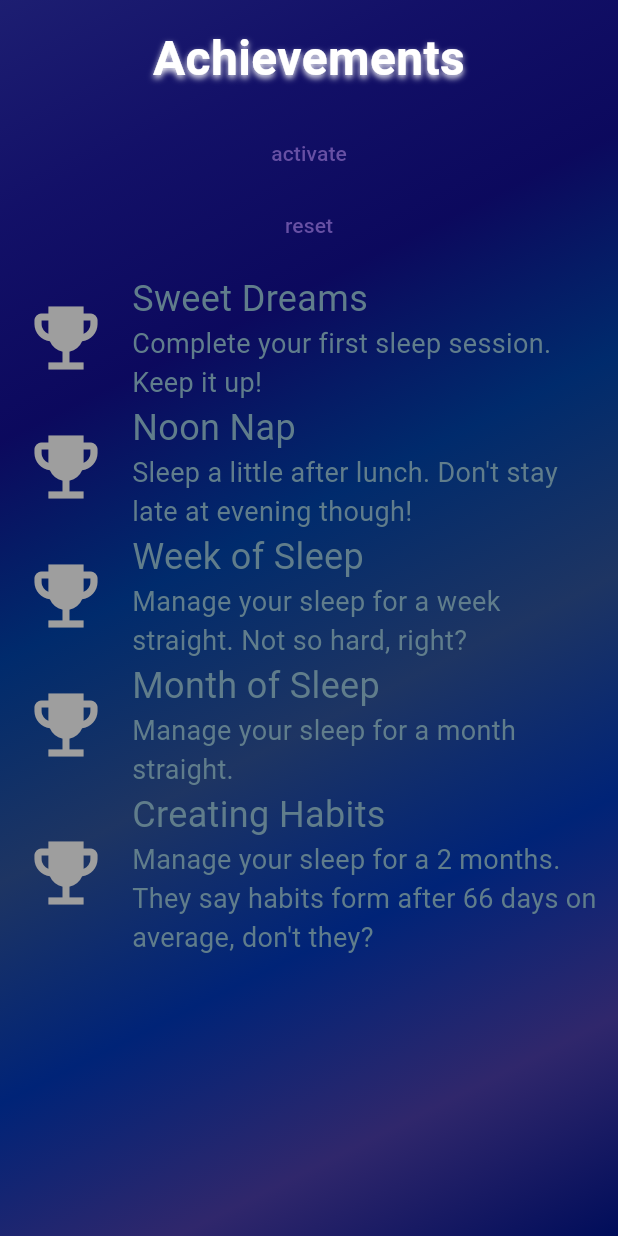
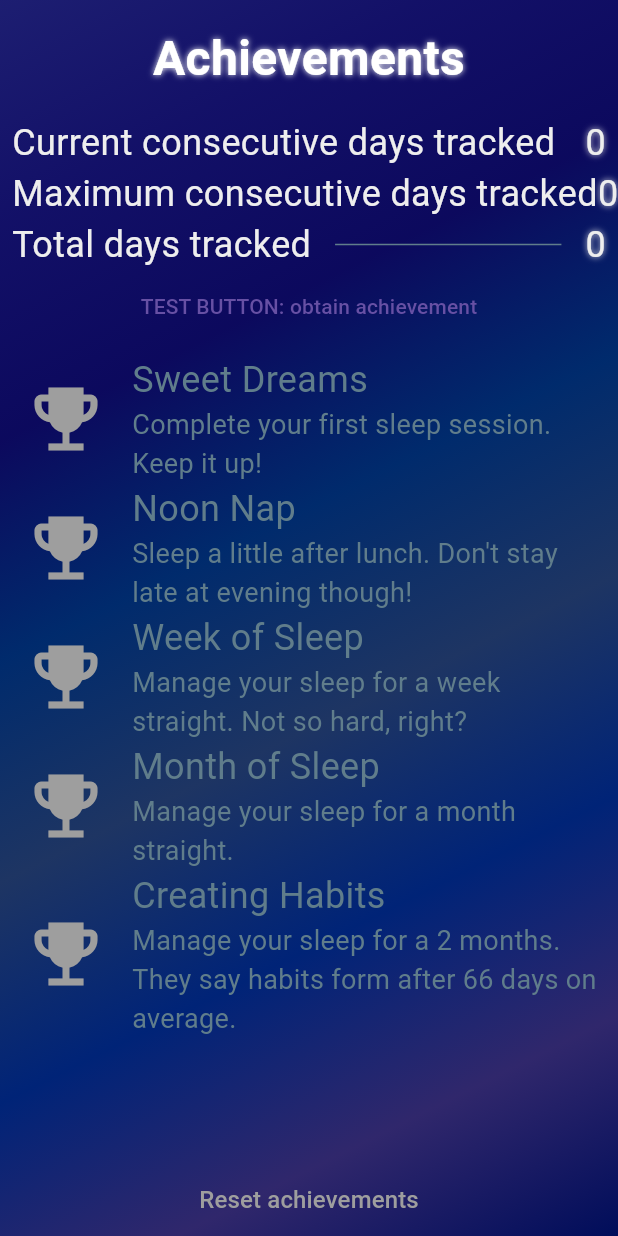
Before and after one commit to g1l4a/SleepTracker, a Flutter app: the AchievementsScreen screen opened directly, on a phone screen of 412 x 824 dp. Run offline on Flutter 3.47's test engine with Material 3 defaults, Android fonts, the light colour scheme and no system bars; our stand-ins replace flutter_local_notifications, flutter_riverpod, permission_handler, shared_preferences, timezone; accounts and stored records are empty; Roboto replaces fonts that are missing (Montserrat).

Commit message:
ach screen add stats and reset

```diff
--- a/lib/achievement.dart
+++ b/lib/achievement.dart
@@ -63,6 +63,6 @@ final List<Achievement> achievementDescriptions = [
   Achievement(
     id: 4,
     name: 'Creating Habits',
-    description: 'Manage your sleep for a 2 months. They say habits form after 66 days on average, don\'t they?'
+    description: 'Manage your sleep for a 2 months. They say habits form after 66 days on average.'
   ),
 ];
--- a/lib/achievements_screen.dart
+++ b/lib/achievements_screen.dart
@@ -20,7 +20,22 @@ class AchievementsScreen extends ConsumerWidget {
         Shadow(
           blurRadius: 5.0,
           color: Colors.white,
-          offset: Offset(0, 2),
+        ),
+      ],
+    );
+    final normalStyle = TextStyle(
+      color: Colors.grey.shade200,
+      fontSize: 24,
+      fontFamily: 'Montserrat'
+    );
+    final normalStyleGlow = TextStyle(
+      color: Colors.grey.shade200,
+      fontSize: 24,
+      fontFamily: 'Montserrat',
+      shadows: [
+        Shadow(
+          blurRadius: 5.0,
+          color: Colors.grey.shade200,
         ),
       ],
     );
@@ -38,15 +53,43 @@ class AchievementsScreen extends ConsumerWidget {
             children: [
               Container(
                 alignment: Alignment.center,
-                padding: const EdgeInsets.all(16),
-                child: const Text('Achievements', textAlign: TextAlign.center, style: headerStyle)
+                padding: const EdgeInsets.only  (left: 8, right: 8),
+                child: Column(
+                  children: [
+                    const SizedBox(height: 16),
+                    const Text('Achievements', textAlign: TextAlign.center, style: headerStyle),
+                    const SizedBox(height: 16),
+                    Row(
+                      children: [
+                        Text('Current consecutive days tracked', softWrap: true, style: normalStyle),
+                        const Expanded(child: Divider(color: Colors.blueGrey, indent: 16, endIndent: 16)),
+                        Text('0', softWrap: true, style: normalStyleGlow),
+                      ],
+                    ),
+                    Row(
+                      children: [
+                        Text('Maximum consecutive days tracked', softWrap: true, style: normalStyle),
+                        const Expanded(child: Divider(color: Colors.blueGrey, indent: 16, endIndent: 16)),
+                        Text('0', softWrap: true, style: normalStyleGlow),
+                      ],
+                    ),
+                    Row(
+                      children: [
+                        Text('Total days tracked', softWrap: true, style: normalStyle),
+                        const Expanded(child: Divider(color: Colors.blueGrey, indent: 16, endIndent: 16)),
+                        Text('0', softWrap: true, style: normalStyleGlow),
+                      ],
+                    ),
+                  ]
+                )
               ),
+
+                          // TODO: remove
                           TextButton(onPressed: () => {
                             ref.read(achievementsProvider.notifier).complete(0)
-                          }, child: const Text('activate')),
-                          TextButton(onPressed: () => {
-                            ref.read(achievementsProvider.notifier).reset()
-                          }, child: const Text('reset')),
+                          }, child: const Text('TEST BUTTON: obtain achievement')),
+
+              // const Divider(height: 4, color: Colors.blueGrey),
               Expanded(
                 child: ListView(
                   scrollDirection: Axis.vertical,
@@ -98,7 +141,34 @@ class AchievementsScreen extends ConsumerWidget {
                     )
                   ).toList()
                 )
-              )
+              ),
+
+              TextButton(
+                child: Text('Reset achievements', style: normalStyle.copyWith(fontSize: 16, color: Colors.grey)),
+                onPressed: () async {
+                  bool? confirmed = await showDialog(
+                    context: context,
+                    builder: (BuildContext context) {
+                      return AlertDialog(
+                        title: const Text("Wait a second!"),
+                        content: const Text("Are you sure you want to reset achievements?"),
+                        actions: [
+                          TextButton(
+                            onPressed: () { Navigator.of(context).pop(false); },
+                            child: const Text("Cancel"),
+                          ),
+                          TextButton(
+                            onPressed: () { Navigator.of(context).pop(true); },
+                            child: const Text("Confirm"),
+                          ),
+                        ],
+                      );
+                    },
+                  );
+
+                  if (confirmed == true) ref.read(achievementsProvider.notifier).reset();
+                },
+              ),
             ],
           ),
         ],
```
Also changed, not shown: lib/achievements_analyser.dart (added).
